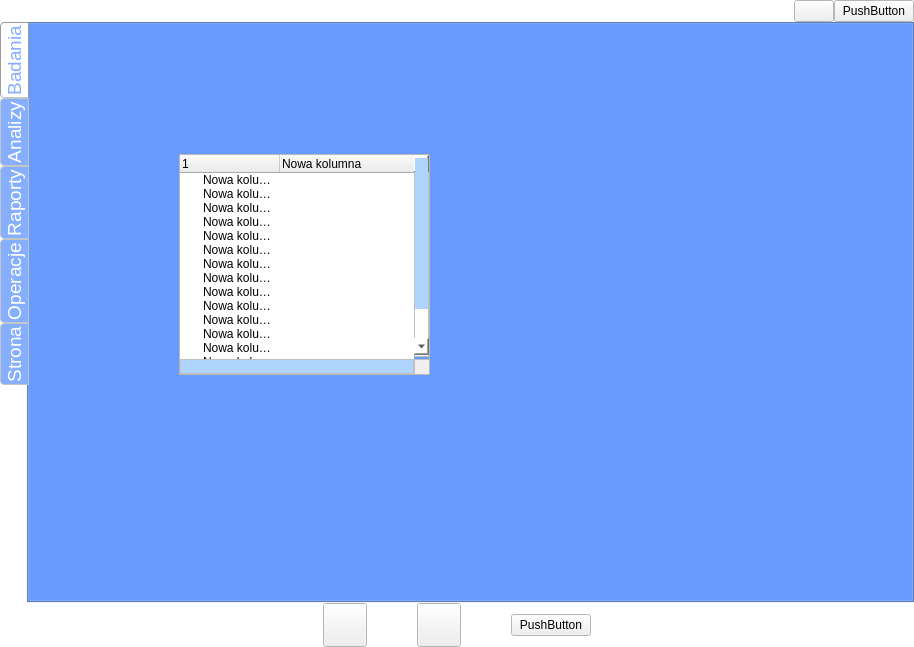
Above: trunk/src/edr/src/hmm_view/ui/toolboxmaindeffile.ui from mk4me/hm-mde-one before the change. Below: the same form after it.
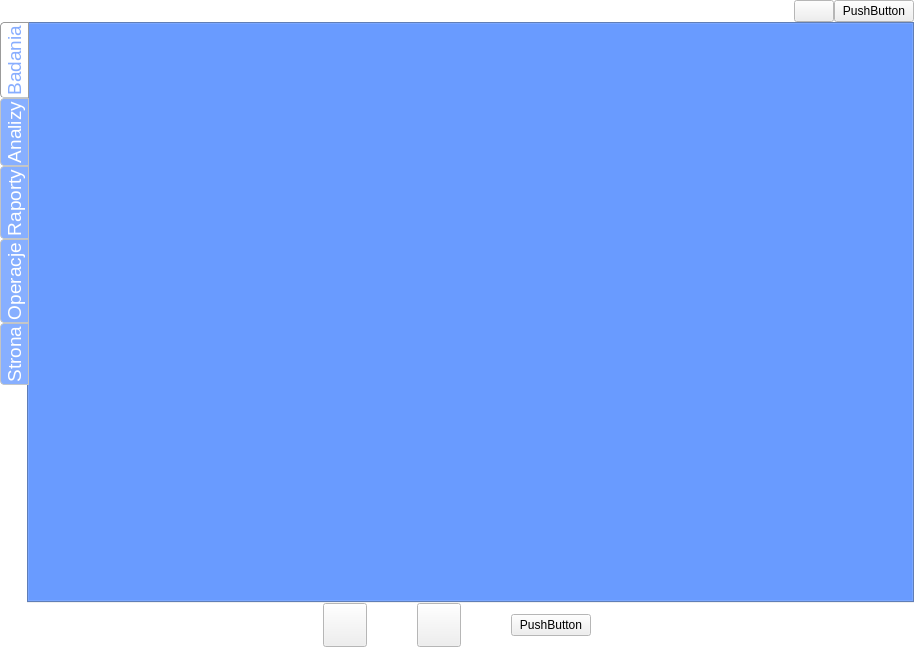
That is the form after the change. Icons and pictures are not drawn.

```diff
--- a/trunk/src/edr/src/hmm_view/ui/toolboxmaindeffile.ui
+++ b/trunk/src/edr/src/hmm_view/ui/toolboxmaindeffile.ui
@@ -664,189 +664,6 @@
             <attribute name="title">
              <string>Badania</string>
             </attribute>
-            <widget class="QTreeWidget" name="treeWidget">
-             <property name="geometry">
-              <rect>
-               <x>150</x>
-               <y>130</y>
-               <width>251</width>
-               <height>221</height>
-              </rect>
-             </property>
-             <property name="styleSheet">
-              <string notr="true">QScrollBar:horizontal {						
-		border: 1px ridge grey;						
-		background: #FFFFFF;							
-		height: 15px;									
-		margin: 0px 0px 0px 0px;						
-			}		
-
- QScrollBar::handle:horizontal,  QScrollBar::handle:pressed {				
-		background: rgb(135, 173, 255);								
-			  min-width: 2px;		
-			 max-width: 5px;
-			  height:5px;				    
-		       border: 0px solid grey;					
-			}
-									
-			QScrollBar::handle:horizontal {				
-		background: rgb(175, 213, 255);
-			selection-background-color: rgb(135, 173, 255);						
-			  min-width: 2px;		
-			 max-width: 5px;
-			  height:5px;				    
-		       border: 0px solid grey;					
-			}
-		/* QScrollBar::handle:horizontal,  QScrollBar::handle:pressed {				
-		background: rgb(135, 173, 255);								
-			  min-width: 2px;		
-			 max-width: 5px;
-			  height:5px;				    
-		       border: 0px solid grey;					
-			}*/
-											
-		QScrollBar::add-line:horizontal {			
-		border: 0px solid grey;						
-		background: #FFFFFF;							
-		width: 0px;									
-				subcontrol-position: right;				
-				subcontrol-origin: margin;				
-			}											
-														
-			QScrollBar::sub-line:horizontal {			
-		border: 0px solid grey;						
-		background: #FFFFFF;							
-		width: 0px;									
-				subcontrol-position: left;				
-				subcontrol-origin: margin;				
-			}
-
-QScrollBar:vertical {
-      border: 1px ridge grey;
-      background: #FFFFFF;
-      width: 15px;
-      margin: 2px 0 2px 0;
-  }
-
- QScrollBar::handle:vertical,  QScrollBar::handle:pressed {
-      background: rgb(135, 173, 255);
-	  border: 0px outset grey;
-      min-height: 20px;
-  }
-
-  QScrollBar::handle:vertical {
-      background: rgb(175, 213, 255);
-	  selection-background-color: rgb(135, 173, 255);
-	  border: 0px outset grey;
-      min-height: 20px;
-  }
-</string>
-             </property>
-             <property name="verticalScrollBarPolicy">
-              <enum>Qt::ScrollBarAlwaysOn</enum>
-             </property>
-             <property name="horizontalScrollBarPolicy">
-              <enum>Qt::ScrollBarAlwaysOn</enum>
-             </property>
-             <property name="autoScroll">
-              <bool>true</bool>
-             </property>
-             <column>
-              <property name="text">
-               <string/>
-              </property>
-             </column>
-             <column>
-              <property name="text">
-               <string>Nowa kolumna</string>
-              </property>
-             </column>
-             <item>
-              <property name="text">
-               <string>Nowa kolumnaNowa kolumnaNowa kolumnaNowa kolumnaNowa kolumna</string>
-              </property>
-             </item>
-             <item>
-              <property name="text">
-               <string>Nowa kolumnaNowa kolumnaNowa kolumnaNowa kolumnaNowa kolumna</string>
-              </property>
-             </item>
-             <item>
-              <property name="text">
-               <string>Nowa kolumnaNowa kolumnaNowa kolumnaNowa kolumnaNowa kolumna</string>
-              </property>
-             </item>
-             <item>
-              <property name="text">
-               <string>Nowa kolumnaNowa kolumnaNowa kolumnaNowa kolumnaNowa kolumna</string>
-              </property>
-             </item>
-             <item>
-              <property name="text">
-               <string>Nowa kolumnaNowa kolumnaNowa kolumnaNowa kolumnaNowa kolumna</string>
-              </property>
-             </item>
-             <item>
-              <property name="text">
-               <string>Nowa kolumnaNowa kolumnaNowa kolumnaNowa kolumnaNowa kolumna</string>
-              </property>
-             </item>
-             <item>
-              <property name="text">
-               <string>Nowa kolumnaNowa kolumnaNowa kolumnaNowa kolumnaNowa kolumna</string>
-              </property>
-             </item>
-             <item>
-              <property name="text">
-               <string>Nowa kolumnaNowa kolumnaNowa kolumnaNowa kolumnaNowa kolumna</string>
-              </property>
-             </item>
-             <item>
-              <property name="text">
-               <string>Nowa kolumnaNowa kolumnaNowa kolumnaNowa kolumnaNowa kolumna</string>
-              </property>
-             </item>
-             <item>
-              <property name="text">
-               <string>Nowa kolumnaNowa kolumnaNowa kolumnaNowa kolumnaNowa kolumna</string>
-              </property>
-             </item>
-             <item>
-              <property name="text">
-               <string>Nowa kolumnaNowa kolumnaNowa kolumnaNowa kolumnaNowa kolumna</string>
-              </property>
-             </item>
-             <item>
-              <property name="text">
-               <string>Nowa kolumnaNowa kolumnaNowa kolumnaNowa kolumnaNowa kolumna</string>
-              </property>
-             </item>
-             <item>
-              <property name="text">
-               <string>Nowa kolumnaNowa kolumnaNowa kolumnaNowa kolumnaNowa kolumna</string>
-              </property>
-             </item>
-             <item>
-              <property name="text">
-               <string>Nowa kolumnaNowa kolumnaNowa kolumnaNowa kolumnaNowa kolumna</string>
-              </property>
-             </item>
-             <item>
-              <property name="text">
-               <string>Nowa kolumnaNowa kolumnaNowa kolumnaNowa kolumnaNowa kolumna</string>
-              </property>
-             </item>
-             <item>
-              <property name="text">
-               <string>Nowa kolumnaNowa kolumnaNowa kolumnaNowa kolumnaNowa kolumna</string>
-              </property>
-             </item>
-             <item>
-              <property name="text">
-               <string>Nowa kolumnaNowa kolumnaNowa kolumnaNowa kolumnaNowa kolumna</string>
-              </property>
-             </item>
-            </widget>
            </widget>
            <widget class="QWidget" name="Analizy">
             <property name="palette">
```
